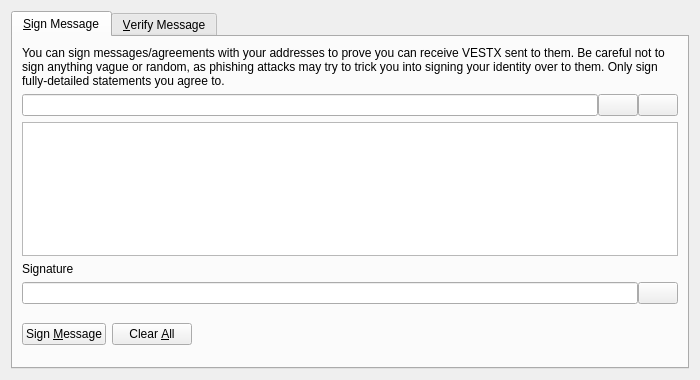
Old version of the form src/qt/forms/signverifymessagedialog.ui in the repository barrystyle/vestx.
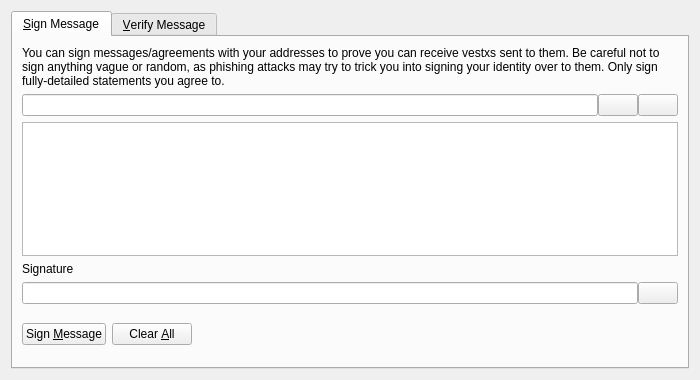
New version of the form. Icons and pictures are not drawn. Custom widgets are drawn as their Qt base class.

Diff of the .ui file:
```diff
--- a/src/qt/forms/signverifymessagedialog.ui
+++ b/src/qt/forms/signverifymessagedialog.ui
@@ -30,7 +30,7 @@
        <item>
         <widget class="QLabel" name="infoLabel_SM">
          <property name="text">
-          <string>You can sign messages/agreements with your addresses to prove you can receive VESTX sent to them. Be careful not to sign anything vague or random, as phishing attacks may try to trick you into signing your identity over to them. Only sign fully-detailed statements you agree to.</string>
+          <string>You can sign messages/agreements with your addresses to prove you can receive vestxs sent to them. Be careful not to sign anything vague or random, as phishing attacks may try to trick you into signing your identity over to them. Only sign fully-detailed statements you agree to.</string>
          </property>
          <property name="textFormat">
           <enum>Qt::PlainText</enum>
```
Left out of the diff: 36 changed lines with no effect on the pictures.
